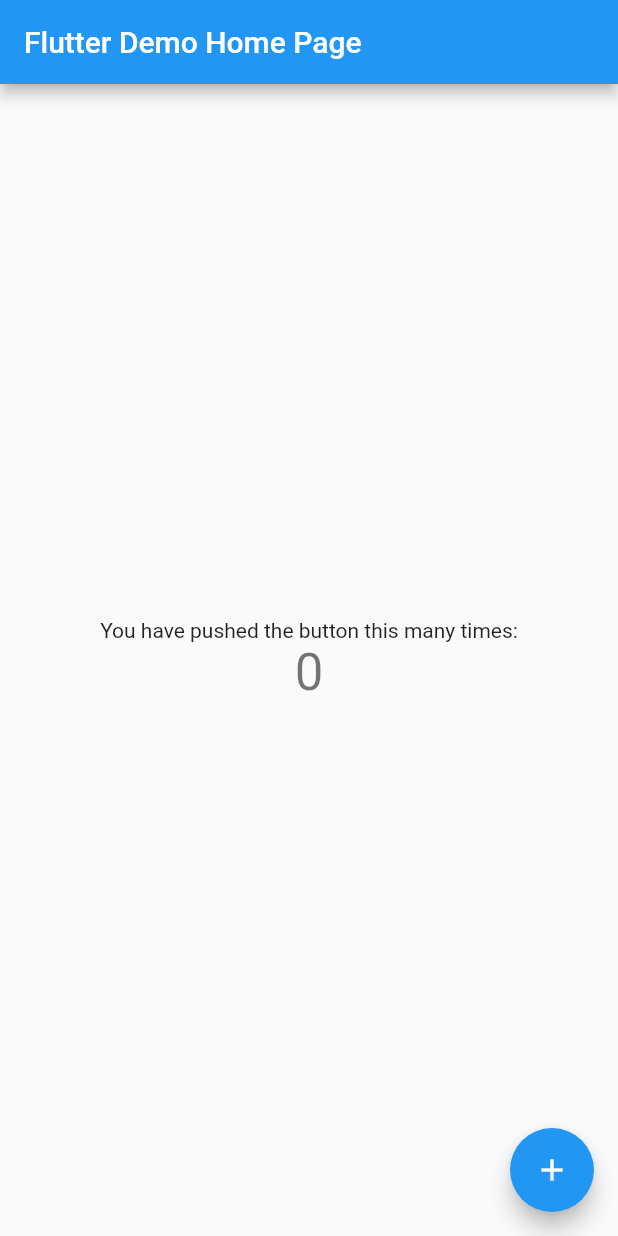
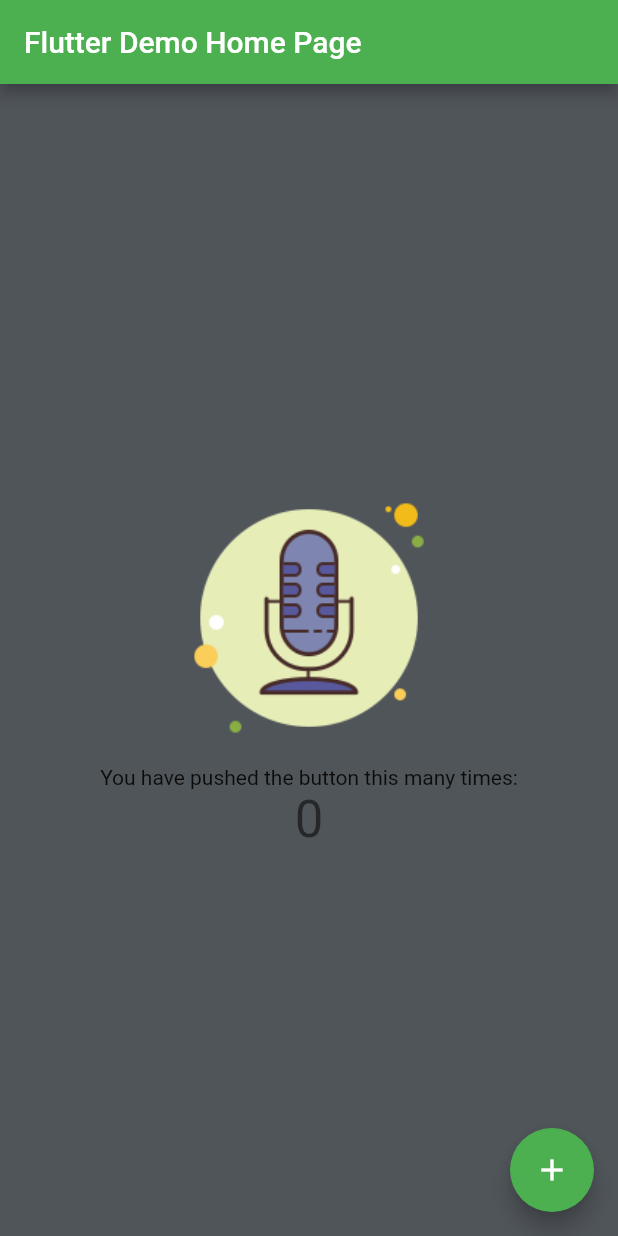
Before and after one commit to gabishop88/vocal-excel, a Flutter app: the screen it shows after launch, on a phone screen of 412 x 824 dp. Run offline on Flutter 3.47's test engine with Material 2 defaults, Android fonts, the phone set to English and light mode, and no system bars.

Commit message:
Added Microphone image and changed main theme colors.

```diff
--- a/lib/main.dart
+++ b/lib/main.dart
@@ -1,4 +1,5 @@
 import 'package:flutter/material.dart';
+//import 'package:google_sign_in/google_sign_in.dart';
 
 void main() {
   runApp(MyApp());
@@ -20,7 +21,7 @@ class MyApp extends StatelessWidget {
         // or simply save your changes to "hot reload" in a Flutter IDE).
         // Notice that the counter didn't reset back to zero; the application
         // is not restarted.
-        primarySwatch: Colors.blue,
+        primarySwatch: Colors.green,
         // This makes the visual density adapt to the platform that you run
         // the app on. For desktop platforms, the controls will be smaller and
         // closer together (more dense) than on mobile platforms.
@@ -72,31 +73,26 @@ class _MyHomePageState extends State<MyHomePage> {
     // fast, so that you can just rebuild anything that needs updating rather
     // than having to individually change instances of widgets.
     return Scaffold(
+      backgroundColor: Color.fromRGBO(80, 85, 90, 1),
       appBar: AppBar(
-        // Here we take the value from the MyHomePage object that was created by
-        // the App.build method, and use it to set our appbar title.
         title: Text(widget.title),
       ),
       body: Center(
-        // Center is a layout widget. It takes a single child and positions it
-        // in the middle of the parent.
-        child: Column(
-          // Column is also a layout widget. It takes a list of children and
-          // arranges them vertically. By default, it sizes itself to fit its
-          // children horizontally, and tries to be as tall as its parent.
-          //
-          // Invoke "debug painting" (press "p" in the console, choose the
-          // "Toggle Debug Paint" action from the Flutter Inspector in Android
-          // Studio, or the "Toggle Debug Paint" command in Visual Studio Code)
-          // to see the wireframe for each widget.
-          //
-          // Column has various properties to control how it sizes itself and
-          // how it positions its children. Here we use mainAxisAlignment to
-          // center the children vertically; the main axis here is the vertical
-          // axis because Columns are vertical (the cross axis would be
-          // horizontal).
+        child: Container (
+//          color: Color.fromRGBO(255, 0, 0, 1),
+          child: Padding (
+            padding: EdgeInsets.all(64.0),
+            child: Column (
                 mainAxisAlignment: MainAxisAlignment.center,
-          children: <Widget>[
+                crossAxisAlignment: CrossAxisAlignment.center,
+                children: <Widget> [
+                  SizedBox(
+                    height: 196.0,
+                    child: Image.asset(
+                      "assets/microphone.png",
+                      fit: BoxFit.contain,
+                    ),
+                  ),
                   Text(
                     'You have pushed the button this many times:',
                   ),
@@ -104,7 +100,9 @@ class _MyHomePageState extends State<MyHomePage> {
                     '$_counter',
                     style: Theme.of(context).textTheme.headline4,
                   ),
-          ],
+                ]
+            ),
+          ),
         ),
       ),
       floatingActionButton: FloatingActionButton(
--- a/pubspec.yaml
+++ b/pubspec.yaml
@@ -21,6 +21,7 @@ environment:
   sdk: ">=2.7.0 <3.0.0"
 
 dependencies:
+  google_sign_in: ^4.5.1
   flutter:
     sdk: flutter
 
@@ -43,6 +44,9 @@ flutter:
   # included with your application, so that you can use the icons in
   # the material Icons class.
   uses-material-design: true
+
+  assets:
+    - "assets/microphone.png"
 
   # To add assets to your application, add an assets section, like this:
   # assets:
```
Also changed, not shown: assets/microphone.png (added), pubspec.lock, 1 other file. Lines whose indentation alone changed are shown as unchanged.
